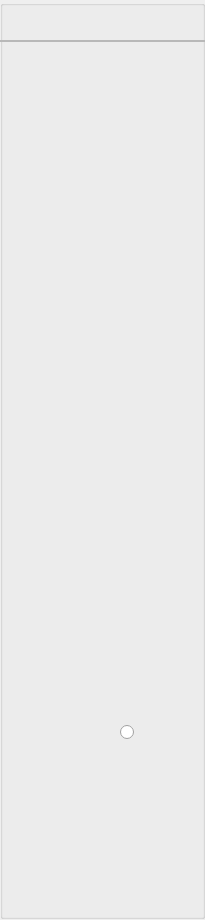
First picture: the form in UI/gbs/naviWidgets/GBSNaviTranslate.ui, repository huangjingpei/myobs, before the edit.
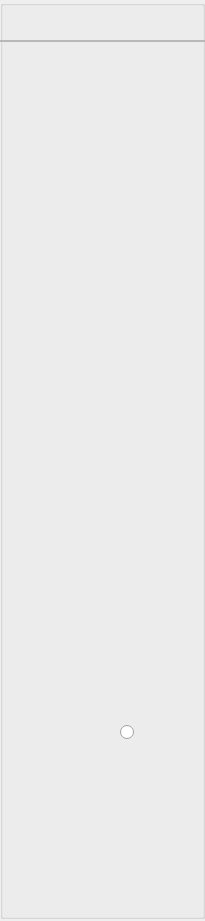
Second picture: the form after the edit.

Commit message: add hori&vert navi button style by figma.

```diff
--- a/UI/gbs/naviWidgets/GBSNaviTranslate.ui
+++ b/UI/gbs/naviWidgets/GBSNaviTranslate.ui
@@ -7,7 +7,7 @@
     <x>0</x>
     <y>0</y>
     <width>205</width>
-    <height>920</height>
+    <height>921</height>
    </rect>
   </property>
   <property name="windowTitle">
@@ -103,9 +103,9 @@
    <widget class="QLabel" name="lblNaviTitle">
     <property name="geometry">
      <rect>
-      <x>70</x>
+      <x>4</x>
       <y>10</y>
-      <width>65</width>
+      <width>201</width>
       <height>24</height>
      </rect>
     </property>
```
The commit also changes 22 other files.
